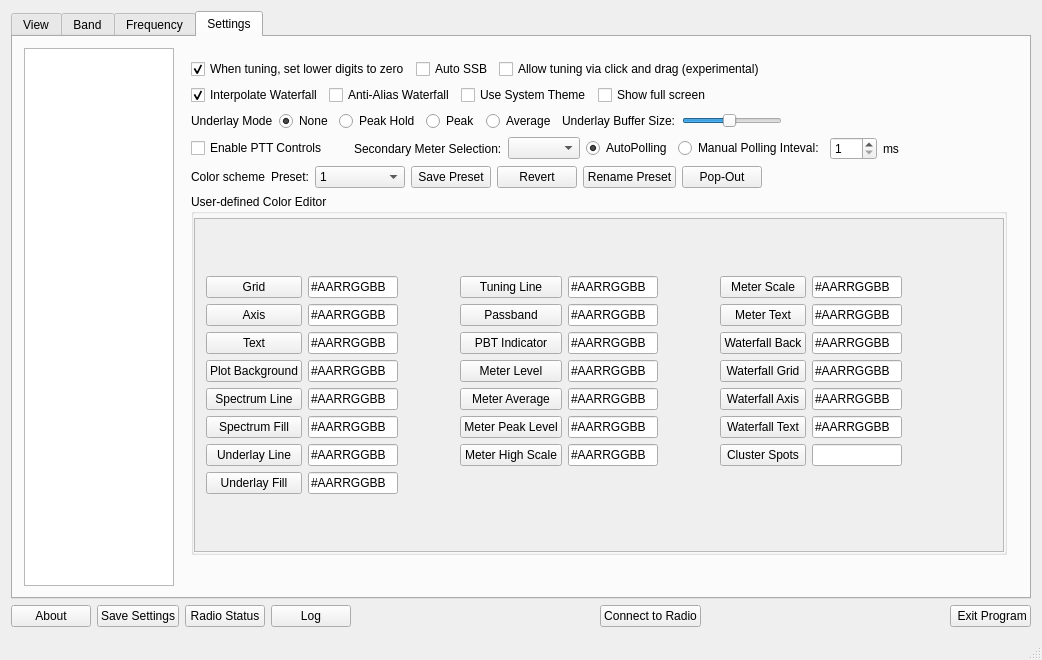
First picture: the form in wfmain.ui, repository adecarolis/wfweb, before the edit.
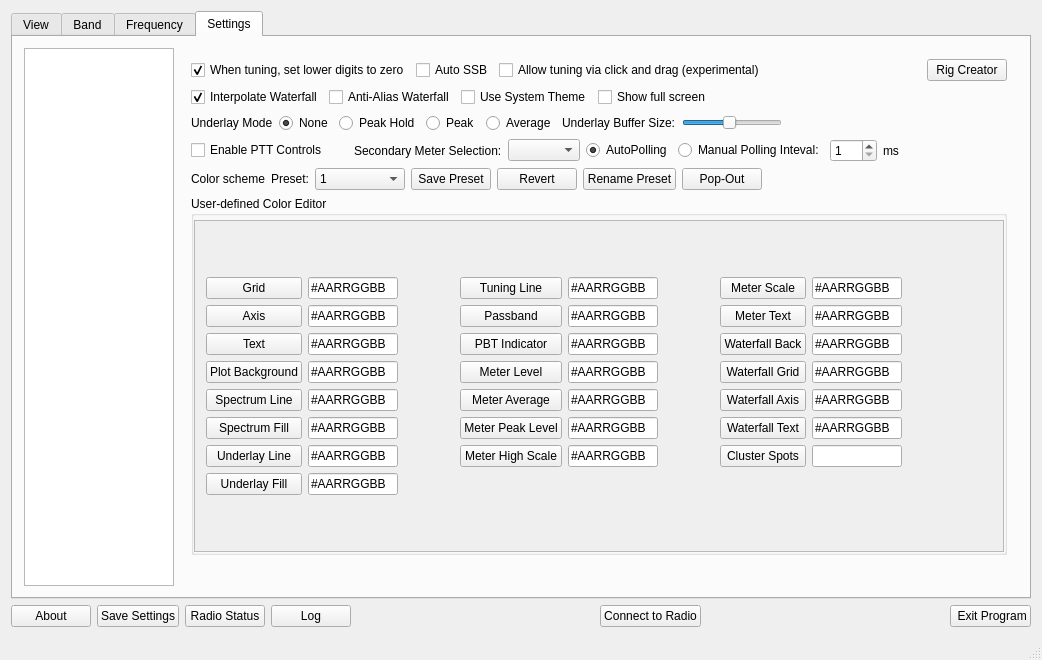
Second picture: the form after the edit. The open tabs and pages were chosen to show the change. Custom widgets are drawn as their Qt base class.

```diff
--- a/wfmain.ui
+++ b/wfmain.ui
@@ -2995,6 +2995,13 @@
                   </property>
                  </spacer>
                 </item>
+                <item>
+                 <widget class="QPushButton" name="rigCreatorBtn">
+                  <property name="text">
+                   <string>Rig Creator</string>
+                  </property>
+                 </widget>
+                </item>
                </layout>
               </item>
               <item>
@@ -3444,7 +3451,7 @@
                       <x>0</x>
                       <y>0</y>
                       <width>820</width>
-                      <height>302</height>
+                      <height>298</height>
                      </rect>
                     </property>
                     <layout class="QGridLayout" name="gridLayout_2">
```
Left out of the diff: 4 changed lines with no effect on the pictures.
